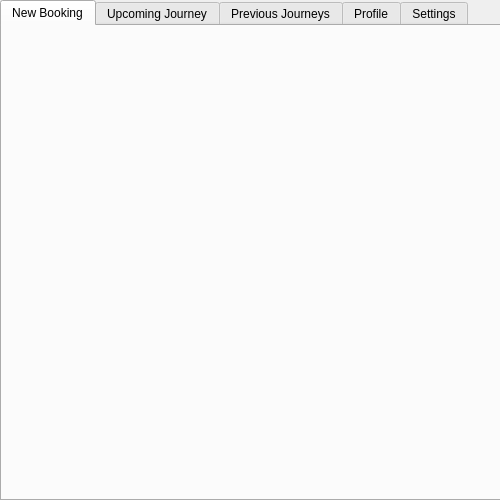
Qt form UI/DriverScreen.ui (1412kauti/ProjectHurricane) before a commit.
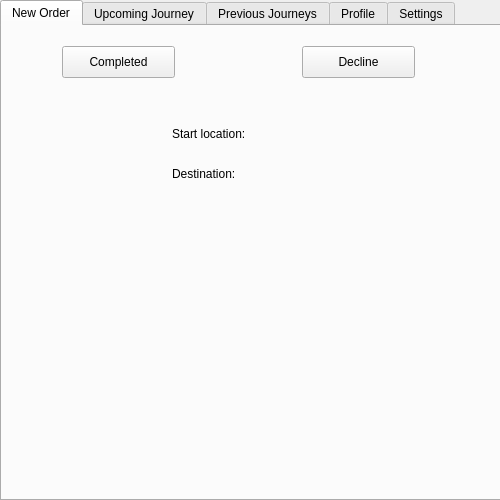
The same form after that commit. The open tabs and pages were chosen to show the change.

Commit message: New order tab

The edit to the form file:
```diff
--- a/UI/DriverScreen.ui
+++ b/UI/DriverScreen.ui
@@ -39,8 +39,86 @@
    </property>
    <widget class="QWidget" name="tab">
     <attribute name="title">
-     <string>New Booking</string>
+     <string>New Order</string>
     </attribute>
+    <widget class="QPushButton" name="pushButton">
+     <property name="geometry">
+      <rect>
+       <x>60</x>
+       <y>20</y>
+       <width>113</width>
+       <height>32</height>
+      </rect>
+     </property>
+     <property name="text">
+      <string>Completed</string>
+     </property>
+    </widget>
+    <widget class="QPushButton" name="pushButton_2">
+     <property name="geometry">
+      <rect>
+       <x>300</x>
+       <y>20</y>
+       <width>113</width>
+       <height>32</height>
+      </rect>
+     </property>
+     <property name="text">
+      <string>Decline</string>
+     </property>
+    </widget>
+    <widget class="QLabel" name="Start_location">
+     <property name="geometry">
+      <rect>
+       <x>170</x>
+       <y>100</y>
+       <width>91</width>
+       <height>16</height>
+      </rect>
+     </property>
+     <property name="text">
+      <string>Start location:</string>
+     </property>
+    </widget>
+    <widget class="QLabel" name="Destinaton">
+     <property name="geometry">
+      <rect>
+       <x>170</x>
+       <y>140</y>
+       <width>81</width>
+       <height>16</height>
+      </rect>
+     </property>
+     <property name="text">
+      <string>Destination:</string>
+     </property>
+    </widget>
+    <widget class="QLabel" name="SL_value">
+     <property name="geometry">
+      <rect>
+       <x>260</x>
+       <y>100</y>
+       <width>211</width>
+       <height>16</height>
+      </rect>
+     </property>
+     <property name="text">
+      <string/>
+     </property>
+    </widget>
+    <widget class="QLabel" name="label_4">
+     <property name="geometry">
+      <rect>
+       <x>250</x>
+       <y>140</y>
+       <width>211</width>
+       <height>16</height>
+      </rect>
+     </property>
+     <property name="text">
+      <string/>
+     </property>
+    </widget>
    </widget>
    <widget class="QWidget" name="tab_2">
     <attribute name="title">
```
Left out of the diff: 2 changed lines with no effect on the pictures. The commit also changes 3 other files.
